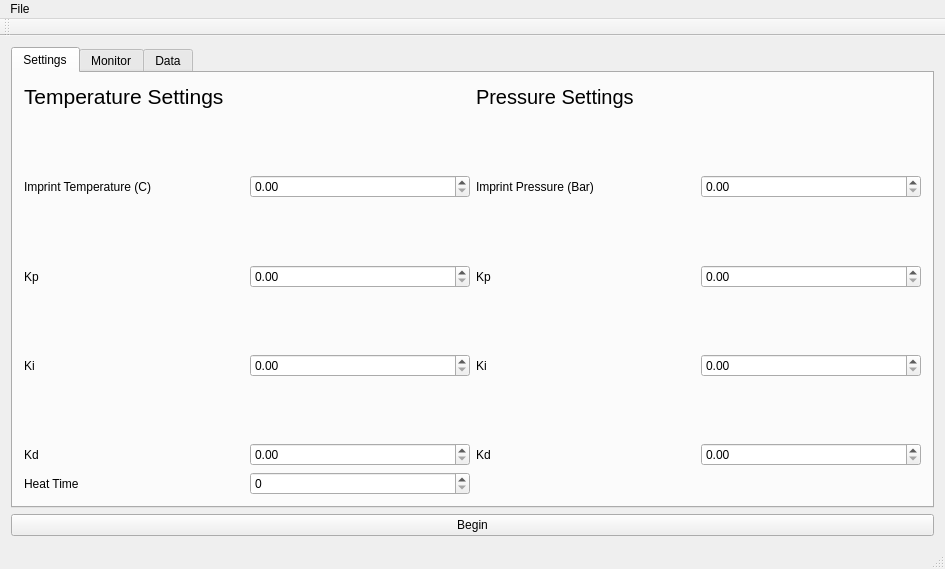
Qt form mainwindow.ui (yangjimmy/NanoimprinterUI) before a commit.
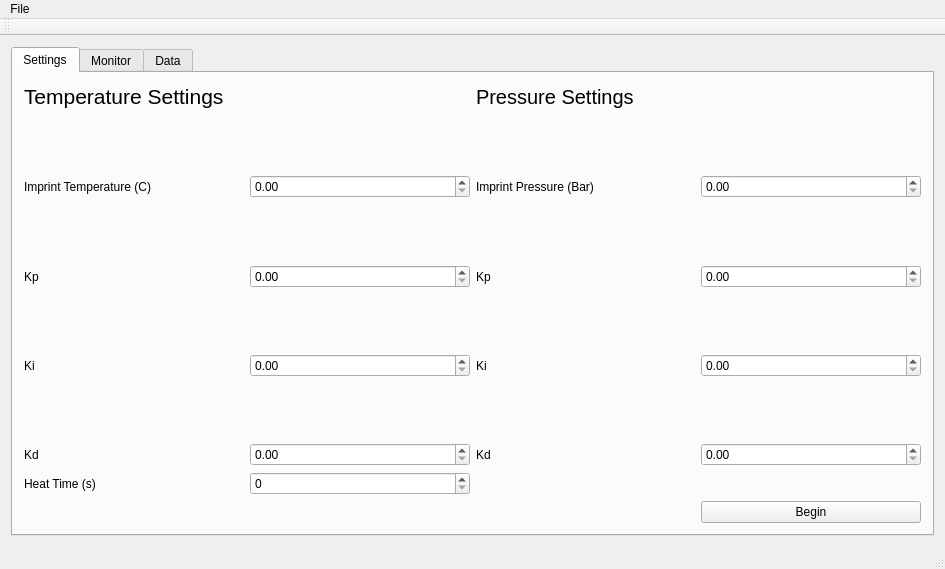
The same form after that commit. The open tabs and pages were chosen to show the change. Custom widgets are drawn as their Qt base class.

```diff
--- a/mainwindow.ui
+++ b/mainwindow.ui
@@ -95,6 +95,13 @@
         <item row="3" column="3">
          <widget class="QDoubleSpinBox" name="sb_pres"/>
         </item>
+        <item row="12" column="0">
+         <widget class="QLabel" name="label_4">
+          <property name="text">
+           <string>Heat Time (s)</string>
+          </property>
+         </widget>
+        </item>
         <item row="4" column="0">
          <spacer name="verticalSpacer_2">
           <property name="orientation">
@@ -187,10 +194,10 @@
           </property>
          </widget>
         </item>
-        <item row="12" column="0">
-         <widget class="QLabel" name="label_4">
+        <item row="13" column="3">
+         <widget class="QPushButton" name="btn_run">
           <property name="text">
-           <string>Heat Time</string>
+           <string>Begin</string>
           </property>
          </widget>
         </item>
@@ -235,13 +242,6 @@
       </widget>
      </widget>
     </item>
-    <item>
-     <widget class="QPushButton" name="btn_run">
-      <property name="text">
-       <string>Begin</string>
-      </property>
-     </widget>
-    </item>
    </layout>
   </widget>
   <widget class="QMenuBar" name="menuBar">
```
Left out of the diff: 11 changed lines with no effect on the pictures.
